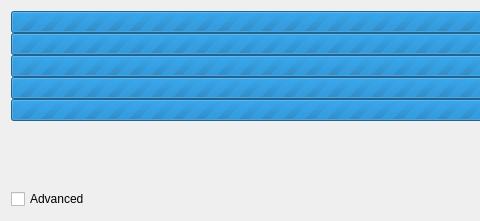
Old version of the form xdialogprocess.ui in the repository horsicq/FormatDialogs; both pictures show x 0 to 480 and y 0 to 221 of the 741 by 221 pixel window.
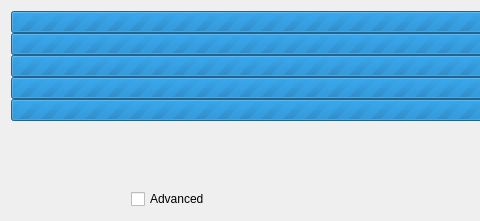
New version of the form.

Diff of the .ui file:
```diff
--- a/xdialogprocess.ui
+++ b/xdialogprocess.ui
@@ -218,13 +218,6 @@
    </item>
    <item>
     <layout class="QHBoxLayout" name="horizontalLayout">
-     <item>
-      <widget class="QCheckBox" name="checkBoxAdvanced">
-       <property name="text">
-        <string>Advanced</string>
-       </property>
-      </widget>
-     </item>
      <item>
       <widget class="QLabel" name="labelTime">
        <property name="minimumSize">
@@ -250,6 +243,13 @@
        </property>
       </widget>
      </item>
+     <item>
+      <widget class="QCheckBox" name="checkBoxAdvanced">
+       <property name="text">
+        <string>Advanced</string>
+       </property>
+      </widget>
+     </item>
      <item>
       <spacer name="horizontalSpacer">
        <property name="orientation">
```
